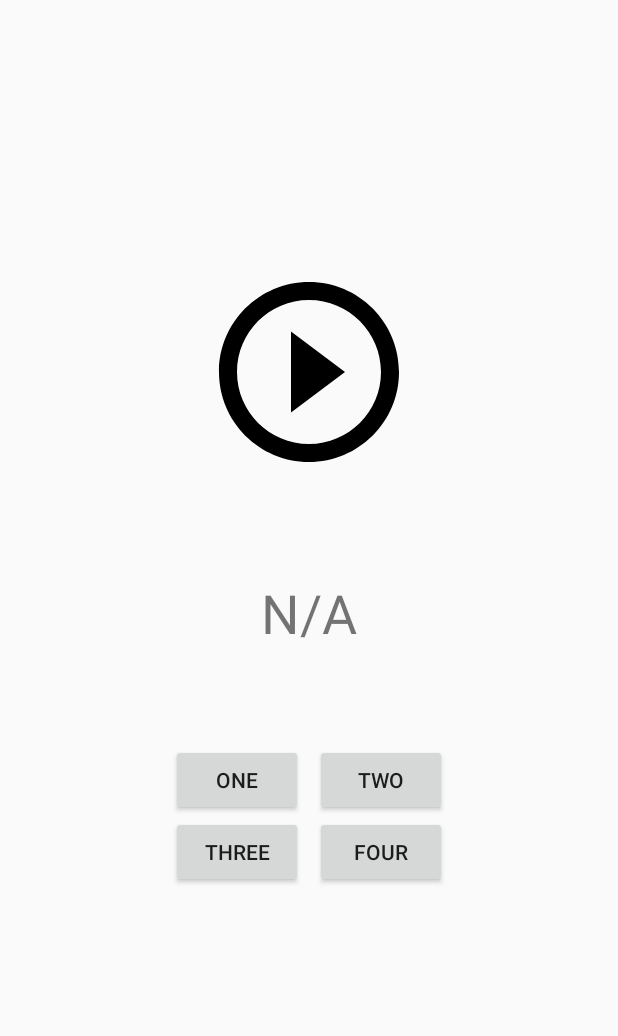
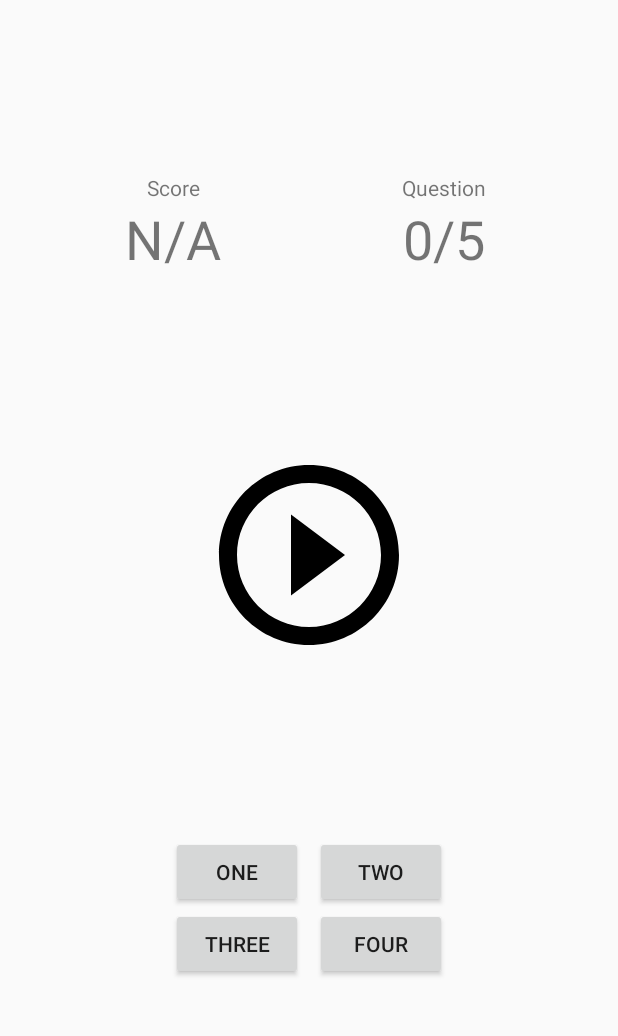
Before and after one commit to LewisSweeney/GuitarTutorApp, an Android app: the NoteRecognitionActivity screen opened directly, with no data from a screen before it, on a phone screen of 412 x 824 dp, the part 84-1120 px from its top. Run offline under Robolectric (Android 15) with nearby library versions, the phone set to English and light mode, and no system bars; our stand-ins replace Room's generated code; libraries missing offline, so code that uses them is left out: android.arch.persistence; 15 statements that could not run were skipped.

Commit message:
Note recognition game done? Started adding badges/achievements. Added tab in prep for badges. Changed CsvReader class name to FileReader Started adding badge reading to FileReader.

```diff
--- /dev/null
+++ b/app/src/main/assets/csv/badges.csv
@@ -0,0 +1,6 @@
+0,rep,Copycat (Beginner),Finish the note repetition game 5 times,5,0,false
+1,rep,Copycat (Advanced),Finish the note repetition game 25 times,25,0,false
+2,rep,Ditto,Correctly copy 50 notes in the note repetition game,50,0,false
+3,rec,Pitch Perfecter (Beginner),Finish the note recognition game 5 times,5,0,false
+4,rec,Pitch Perfecter (Advanced),Finish the note recognition game 25 times,25,0,false
+5,rec,Perfect Pitch,Correctly identify 50 notes in the note recognition game,50,0,false
--- /dev/null
+++ b/app/src/main/java/uk/ac/aber/dcs/cs39440/les35/guitartutorapp/datasource/BadgeReader.java
@@ -0,0 +1,4 @@
+package uk.ac.aber.dcs.cs39440.les35.guitartutorapp.datasource;
+
+public class BadgeReader {
+}
--- a/app/src/main/java/uk/ac/aber/dcs/cs39440/les35/guitartutorapp/datasource/GuitarRoomDatabase.java
+++ b/app/src/main/java/uk/ac/aber/dcs/cs39440/les35/guitartutorapp/datasource/GuitarRoomDatabase.java
@@ -10,7 +10,6 @@ import android.os.AsyncTask;
 import android.support.annotation.NonNull;
 
 import java.io.IOException;
-import java.util.List;
 
 import uk.ac.aber.dcs.cs39440.les35.guitartutorapp.model.ChordDAO;
 import uk.ac.aber.dcs.cs39440.les35.guitartutorapp.model.NotesDAO;
@@ -81,7 +80,7 @@ public abstract class GuitarRoomDatabase extends RoomDatabase {
         @Override
         protected Void doInBackground(Void... voids) {
             try {
-                CsvReader reader = new CsvReader(MyApplication.getAppContext());
+                FileReader reader = new FileReader(MyApplication.getAppContext());
 
                 reader.readNotes();
                 Note[] notes = reader.getNotes();
--- a/app/src/main/java/uk/ac/aber/dcs/cs39440/les35/guitartutorapp/ui/ChordsActivity.java
+++ b/app/src/main/java/uk/ac/aber/dcs/cs39440/les35/guitartutorapp/ui/ChordsActivity.java
@@ -16,7 +16,7 @@ import java.util.List;
 
 import uk.ac.aber.dcs.cs39440.les35.guitartutorapp.R;
 import uk.ac.aber.dcs.cs39440.les35.guitartutorapp.SpinnerAdapter;
-import uk.ac.aber.dcs.cs39440.les35.guitartutorapp.datasource.CsvReader;
+import uk.ac.aber.dcs.cs39440.les35.guitartutorapp.datasource.FileReader;
 import uk.ac.aber.dcs.cs39440.les35.guitartutorapp.library.guitarchords.view.GuitarChordView;
 import uk.ac.aber.dcs.cs39440.les35.guitartutorapp.model.ChordsViewModel;
 import uk.ac.aber.dcs.cs39440.les35.guitartutorapp.objects.Chord;
@@ -65,7 +65,7 @@ public class ChordsActivity extends AppCompatActivity {
         chordSpinner = findViewById(R.id.chordSpinner);
 
         try {
-            CsvReader reader = new CsvReader(this);
+            FileReader reader = new FileReader(this);
             reader.readChords();
             chords = reader.getChords();
         } catch (IOException e) {
--- a/app/src/main/java/uk/ac/aber/dcs/cs39440/les35/guitartutorapp/ui/fragments/tuning/TuningFragment.java
+++ b/app/src/main/java/uk/ac/aber/dcs/cs39440/les35/guitartutorapp/ui/fragments/tuning/TuningFragment.java
@@ -38,7 +38,7 @@ import be.tarsos.dsp.pitch.PitchDetectionResult;
 import be.tarsos.dsp.pitch.PitchProcessor;
 import uk.ac.aber.dcs.cs39440.les35.guitartutorapp.R;
 import uk.ac.aber.dcs.cs39440.les35.guitartutorapp.SpinnerAdapter;
-import uk.ac.aber.dcs.cs39440.les35.guitartutorapp.datasource.CsvReader;
+import uk.ac.aber.dcs.cs39440.les35.guitartutorapp.datasource.FileReader;
 import uk.ac.aber.dcs.cs39440.les35.guitartutorapp.model.NotesViewModel;
 import uk.ac.aber.dcs.cs39440.les35.guitartutorapp.objects.InstrumentType;
 import uk.ac.aber.dcs.cs39440.les35.guitartutorapp.objects.Note;
@@ -349,7 +349,7 @@ public class TuningFragment extends Fragment {
         oldColor = tuningNoteNames[0].getTextColors();
 
         try {
-            CsvReader reader = new CsvReader(this.getActivity().getApplicationContext());
+            FileReader reader = new FileReader(this.getActivity().getApplicationContext());
             reader.readTunings(notesView.getAllNotesAsList());
             tunings = reader.getTunings();
             reader.readChords();
--- a/app/src/main/res/layout/activity_note_recognition.xml
+++ b/app/src/main/res/layout/activity_note_recognition.xml
@@ -29,18 +29,65 @@
         app:layout_constraintBottom_toTopOf="@id/button_table"
         app:layout_constraintLeft_toLeftOf="parent"
         app:layout_constraintRight_toRightOf="parent"
-        app:layout_constraintTop_toBottomOf="@id/appBarLayout" />
+        app:layout_constraintTop_toBottomOf="@id/score_table" />
 
-    <TextView
-        android:id="@+id/score"
-        android:textSize="36sp"
-        android:layout_width="wrap_content"
+
+    <TableLayout
+        android:id="@+id/score_table"
+        android:layout_width="match_parent"
         android:layout_height="wrap_content"
-        android:text="@string/default_score_text"
-        app:layout_constraintTop_toBottomOf="@id/play_pause_button"
-        app:layout_constraintBottom_toTopOf="@id/button_table"
+        android:layout_marginLeft="25dp"
+        android:layout_marginEnd="25dp"
+        app:layout_constraintRight_toRightOf="parent"
         app:layout_constraintLeft_toLeftOf="parent"
-        app:layout_constraintRight_toRightOf="parent"/>
+        app:layout_constraintTop_toBottomOf="@id/appBarLayout"
+        app:layout_constraintBottom_toTopOf="@id/play_pause_button">
+
+        <TableRow>
+
+            <TextView
+                android:id="@+id/score_title"
+                android:layout_width="0dp"
+                android:layout_height="wrap_content"
+                android:layout_column="0"
+                android:text="@string/score_title"
+                android:layout_weight="1"
+                android:textAlignment="center"/>
+
+            <TextView
+                android:id="@+id/total_title"
+                android:layout_weight="1"
+                android:layout_width="0dp"
+                android:layout_height="wrap_content"
+                android:layout_column="1"
+                android:text="@string/total_title"
+                android:textAlignment="center"/>
+        </TableRow>
+
+        <TableRow>
+
+            <TextView
+                android:id="@+id/score"
+                android:layout_weight="1"
+                android:layout_width="0dp"
+                android:layout_height="wrap_content"
+                android:layout_column="0"
+                android:text="@string/default_score_text"
+                android:textSize="36sp"
+                android:textAlignment="center"/>
+
+
+            <TextView
+                android:id="@+id/total"
+                android:layout_weight="1"
+                android:layout_width="0dp"
+                android:layout_height="wrap_content"
+                android:layout_column="1"
+                android:text="@string/default_score_text"
+                android:textSize="36sp"
+                android:textAlignment="center"/>
+        </TableRow>
+    </TableLayout>
 
     <TableLayout
         android:id="@+id/button_table"
--- a/app/src/main/res/values/strings.xml
+++ b/app/src/main/res/values/strings.xml
@@ -6,6 +6,7 @@
     <string name="notes_file_name">csv/notes.csv</string>
     <string name="tuning_file_name">csv/tunings.csv</string>
     <string name="chords_file_name">csv/chords.csv</string>
+    <string name="badges_file_name">csv/badges.csv</string>
 
     <string name="tightenText">Tighten this string!</string>
     <string name="inTuneText">In Tune!</string>
@@ -170,5 +171,9 @@
     <string name="pref_ringtone_silent">Silent</string>
 
     <string name="pref_title_vibrate">Vibrate</string>
+    <string name="badge_tab">Badges</string>
+    <string name="score_title">Score</string>
+    <string name="total_title">Question</string>
+
 
 </resources>
```
Also changed, not shown: app/src/main/java/uk/ac/aber/dcs/cs39440/les35/guitartutorapp/datasource/FileReader.java (renamed from app/src/main/java/uk/ac/aber/dcs/cs39440/les35/guitartutorapp/datasource/CsvReader.java, +9 -4 lines), app/src/main/java/uk/ac/aber/dcs/cs39440/les35/guitartutorapp/ui/MainActivity.java (+6 -1 lines), app/src/main/java/uk/ac/aber/dcs/cs39440/les35/guitartutorapp/ui/NoteRecognitionActivity.java (+128 -34 lines), app/src/main/java/uk/ac/aber/dcs/cs39440/les35/guitartutorapp/ui/fragments/BadgesFragment.java (added, +109 -0 lines), app/src/main/res/layout/fragment_badges.xml (added, +13 -0 lines).
